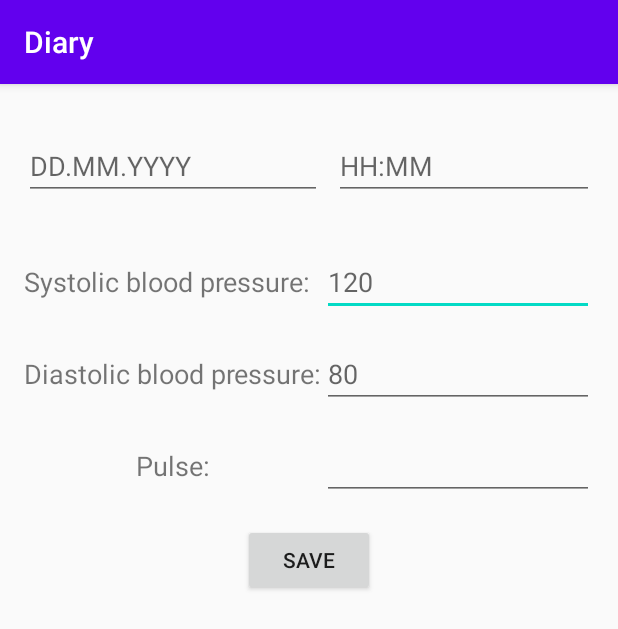
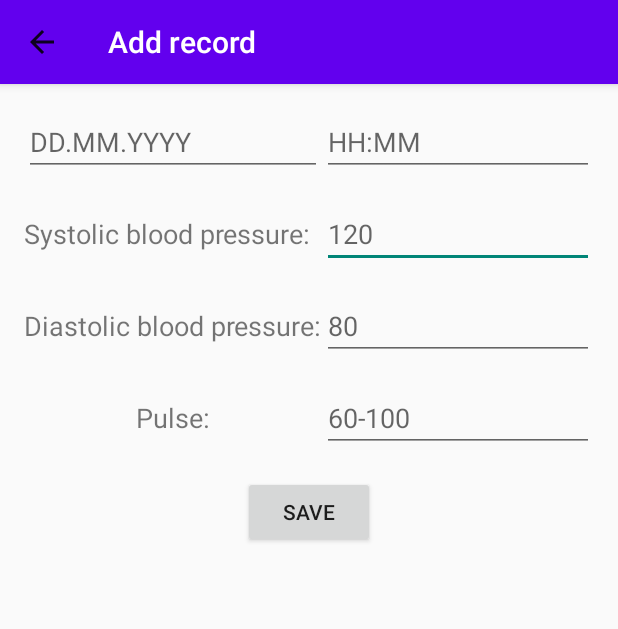
Before and after one commit to Tuu-Tikki/Diary, an Android app: the screen it shows after launch (AddRecord), after a tap on "ADD NEW RECORD", on a phone screen of 412 x 824 dp. Shown: the top 629 px of the screen. Run offline under Robolectric (Android 15) with nearby library versions, the phone set to English and light mode, and no system bars; our stand-ins replace Room's generated code.

Commit message:
experimenting with toolbar

```diff
--- a/app/src/main/java/com/example/diary/AddRecord.java
+++ b/app/src/main/java/com/example/diary/AddRecord.java
@@ -1,6 +1,7 @@
 package com.example.diary;
 
 import androidx.appcompat.app.AppCompatActivity;
+import androidx.appcompat.widget.Toolbar;
 import androidx.room.Room;
 
 import android.content.Intent;
@@ -20,6 +21,13 @@ public class AddRecord extends AppCompatActivity {
         super.onCreate(savedInstanceState);
         setContentView(R.layout.activity_add_record);
 
+        //custimized toolbar
+        Toolbar addToolbar = (Toolbar) findViewById(R.id.add_record_toolbar);
+        setSupportActionBar(addToolbar);
+
+        //return arrow on the toolbar
+        getSupportActionBar().setDisplayHomeAsUpEnabled(true);
+
         //create or open database
         final AppDatabase db = Room.databaseBuilder(getApplicationContext(),
                 AppDatabase.class, "BloodPressureRecords")
@@ -33,6 +41,7 @@ public class AddRecord extends AppCompatActivity {
         final EditText diastolicPressure = findViewById(R.id.addDiastolicPressure);
         final EditText date = findViewById(R.id.date);
         final EditText time = findViewById(R.id.time);
+        final EditText pulse = findViewById(R.id.addPulse);
         final BloodPressureData record = new BloodPressureData();
         button.setOnClickListener(new View.OnClickListener() {
             @Override
@@ -41,7 +50,7 @@ public class AddRecord extends AppCompatActivity {
                 record.diastolicPressure = Integer.parseInt(diastolicPressure.getText().toString());
                 record.dateOfRecord = date.getText().toString();
                 record.timeOfRecord = time.getText().toString();
-                //record.pulse = 60;
+                record.pulse = Integer.parseInt(pulse.getText().toString());
                 AsyncTask.execute(new Runnable() {
                     @Override
                     public void run() {
--- a/app/src/main/java/com/example/diary/MainActivity.java
+++ b/app/src/main/java/com/example/diary/MainActivity.java
@@ -10,8 +10,8 @@ import android.os.AsyncTask;
 import android.os.Bundle;
 import android.view.View;
 import android.widget.Button;
+import androidx.appcompat.widget.Toolbar;
 
-import java.util.ArrayList;
 import java.util.List;
 
 import static com.example.diary.AppDatabase.MIGRATION_2_3;
@@ -24,6 +24,10 @@ public class MainActivity extends AppCompatActivity {
     protected void onCreate(Bundle savedInstanceState) {
         super.onCreate(savedInstanceState);
         setContentView(R.layout.activity_main);
+
+        //customized Toolbar
+        Toolbar mainToolbar = (Toolbar) findViewById(R.id.main_activity_toolbar);
+        setSupportActionBar(mainToolbar);
 
         //create or open database
         final AppDatabase db = Room.databaseBuilder(getApplicationContext(),
--- a/app/src/main/res/layout/activity_add_record.xml
+++ b/app/src/main/res/layout/activity_add_record.xml
@@ -6,11 +6,25 @@
     android:layout_height="match_parent"
     tools:context=".AddRecord">
 
+    <androidx.appcompat.widget.Toolbar
+        android:id="@+id/add_record_toolbar"
+        android:layout_width="match_parent"
+        android:layout_height="?attr/actionBarSize"
+        android:background="@color/colorPrimary"
+        android:elevation="4dp"
+        android:theme="@style/ThemeOverlay.AppCompat.ActionBar"
+        app:layout_constraintEnd_toEndOf="parent"
+        app:layout_constraintStart_toStartOf="parent"
+        app:layout_constraintTop_toTopOf="parent"
+        app:popupTheme="@style/ThemeOverlay.AppCompat.Light"
+        app:subtitleTextColor="@android:color/background_light"
+        app:titleTextColor="@android:color/background_light" />
+
     <TextView
         android:id="@+id/systolicPressure"
         android:layout_width="0dp"
         android:layout_height="0dp"
-        android:layout_marginTop="32dp"
+        android:layout_marginTop="16dp"
         android:gravity="center_vertical"
         android:text="@string/new_systolic_pressure"
         android:textSize="18sp"
@@ -24,7 +38,7 @@
         android:id="@+id/addSystolicPressure"
         android:layout_width="0dp"
         android:layout_height="wrap_content"
-        android:layout_marginTop="32dp"
+        android:layout_marginTop="16dp"
         android:layout_marginEnd="16dp"
         android:layout_marginRight="16dp"
         android:gravity="center_vertical"
@@ -90,6 +104,7 @@
         android:layout_marginEnd="16dp"
         android:layout_marginRight="16dp"
         android:gravity="bottom|center_vertical"
+        android:hint="@string/standart_pulse"
         android:inputType="number"
         android:textSize="18sp"
         app:layout_constraintEnd_toEndOf="parent"
@@ -105,36 +120,37 @@
         android:layout_marginTop="16dp"
         android:layout_marginEnd="32dp"
         android:layout_marginRight="32dp"
+        android:layout_marginBottom="16dp"
         android:text="@string/save_button"
+        app:layout_constraintBottom_toBottomOf="parent"
         app:layout_constraintEnd_toEndOf="parent"
         app:layout_constraintStart_toStartOf="parent"
-        app:layout_constraintTop_toBottomOf="@+id/pulse" />
+        app:layout_constraintTop_toBottomOf="@+id/pulse"
+        app:layout_constraintVertical_bias="0.0" />
 
     <EditText
         android:id="@+id/time"
         android:layout_width="0dp"
         android:layout_height="wrap_content"
-        android:layout_marginStart="8dp"
-        android:layout_marginLeft="8dp"
-        android:layout_marginTop="32dp"
+        android:layout_marginTop="16dp"
         android:layout_marginEnd="16dp"
         android:layout_marginRight="16dp"
         android:hint="@string/time_format"
         android:inputType="time"
         app:layout_constraintEnd_toEndOf="parent"
         app:layout_constraintStart_toEndOf="@+id/date"
-        app:layout_constraintTop_toTopOf="parent" />
+        app:layout_constraintTop_toBottomOf="@+id/add_record_toolbar" />
 
     <EditText
         android:id="@+id/date"
         android:layout_width="0dp"
         android:layout_height="wrap_content"
-        android:layout_marginTop="32dp"
+        android:layout_marginTop="16dp"
         android:hint="@string/date_format"
         android:inputType="date"
         app:layout_constraintBottom_toBottomOf="@+id/time"
         app:layout_constraintEnd_toEndOf="@+id/systolicPressure"
         app:layout_constraintStart_toStartOf="@+id/systolicPressure"
-        app:layout_constraintTop_toTopOf="parent" />
+        app:layout_constraintTop_toBottomOf="@+id/add_record_toolbar" />
 
 </androidx.constraintlayout.widget.ConstraintLayout>
--- a/app/src/main/res/layout/item_pressure_records.xml
+++ b/app/src/main/res/layout/item_pressure_records.xml
@@ -13,7 +13,6 @@
         android:layout_marginTop="@dimen/table_border"
         android:layout_marginRight="@dimen/table_border_half"
         android:background="@android:color/background_light"
-        android:ems="6"
         android:paddingLeft="@dimen/table_padding"
         android:paddingRight="@dimen/table_padding"
         android:text="TextView"
@@ -30,7 +29,6 @@
         android:layout_marginTop="@dimen/table_border"
         android:layout_marginRight="@dimen/table_border_half"
         android:background="@android:color/background_light"
-        android:ems="3"
         android:paddingLeft="@dimen/table_padding"
         android:paddingRight="@dimen/table_padding"
         android:text="TextView"
--- a/app/src/main/res/values/strings.xml
+++ b/app/src/main/res/values/strings.xml
@@ -6,6 +6,7 @@
     <string name="save_button">Save</string>
     <string name="standart_systolic_pressure">120</string>
     <string name="standart_diastolic_pressure">80</string>
+    <string name="standart_pulse">60-100</string>
     <string name="time_format">HH:MM</string>
     <string name="date_format">DD.MM.YYYY</string>
     <string name="new_pulse">Pulse:</string>
```
Also changed, not shown: app/src/main/AndroidManifest.xml (+8 -2 lines), app/src/main/res/layout/activity_main.xml (+19 -4 lines).
